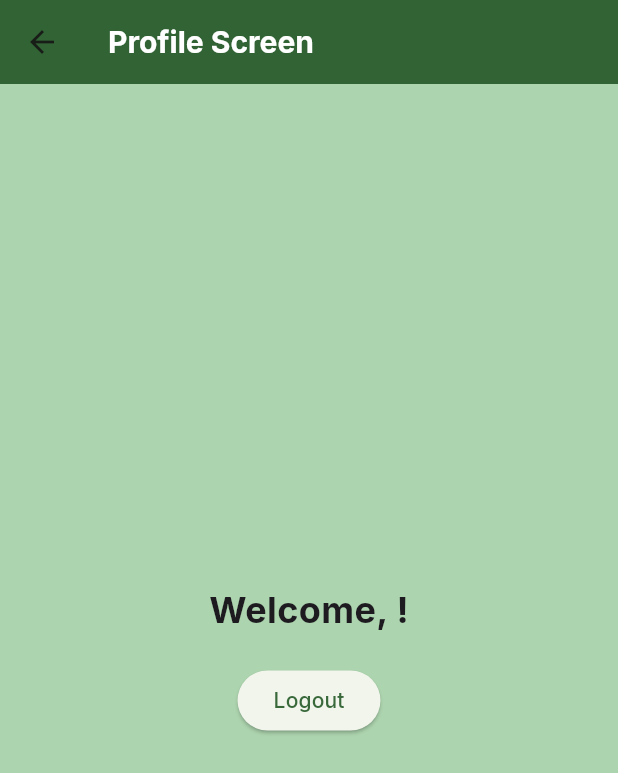
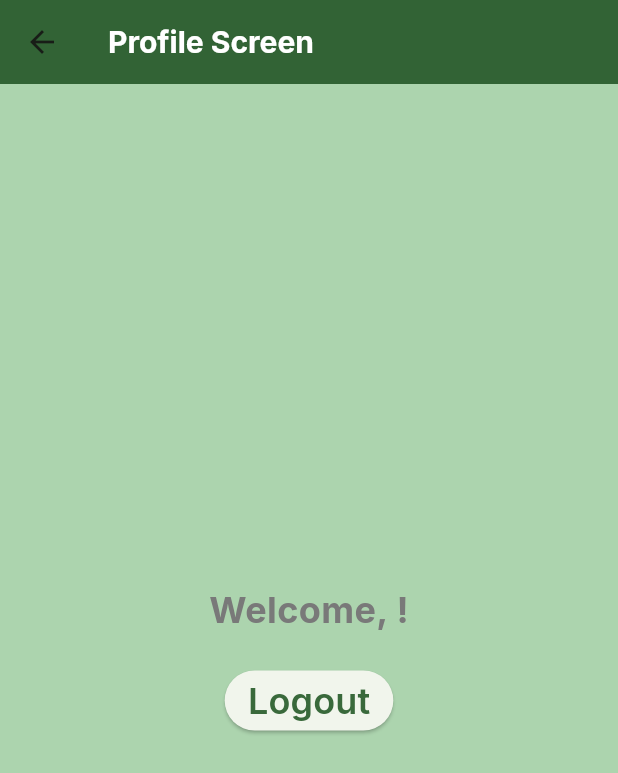
Before and after one commit to sharlenecera/BPToursApp, a Flutter app: the ProfileScreen screen opened directly with empty values, on a phone screen of 412 x 824 dp. Shown: the top 773 px of the screen. Run offline on Flutter 3.47's test engine with Material 3 defaults, Android fonts, the phone set to English and light mode, and no system bars; our stand-ins replace google_fonts.

Commit message:
Added text styles.

```diff
--- a/lib/main.dart
+++ b/lib/main.dart
@@ -11,11 +11,33 @@ final ThemeData appTheme = ThemeData(
   // colorScheme: appTheme.colorScheme.copyWith(secondary: Colors.orange),
   colorScheme:  ColorScheme.fromSeed(seedColor: mainColour),
   scaffoldBackgroundColor: backgroundColour,
-  textTheme: GoogleFonts.interTextTheme(),
-  // textTheme: TextTheme(
-  //   headlineLarge: TextStyle(fontSize: 32.0, fontWeight: FontWeight.bold, color: Colors.black),
-  //   bodyLarge: TextStyle(fontSize: 16.0, color: Colors.black),
-  // ),
+  textTheme: GoogleFonts.interTextTheme(
+    TextTheme(
+      displayLarge: TextStyle(fontSize: 72.0, fontWeight: FontWeight.w800, color: mainColour),
+      displayMedium: TextStyle(fontSize: 48.0, fontWeight: FontWeight.w800, color: mainColour),
+      displaySmall: TextStyle(fontSize: 36.0, fontWeight: FontWeight.w800, color: mainColour),
+
+      headlineLarge: TextStyle(fontSize: 40.0, fontWeight: FontWeight.w700, color: mainColour),
+      headlineMedium: TextStyle(fontSize: 36.0, fontWeight: FontWeight.w700, color: mainColour),
+      headlineSmall: TextStyle(fontSize: 20.0, fontWeight: FontWeight.w600, color: mainColour),
+
+      titleLarge: TextStyle(fontSize: 24.0, fontWeight: FontWeight.w400, color: mainColour),
+      // not using below
+      // titleMedium: TextStyle(fontSize: 32.0, fontWeight: FontWeight.bold, color: mainColour),
+      // titleSmall: TextStyle(fontSize: 32.0, fontWeight: FontWeight.bold, color: mainColour),
+
+      labelLarge: TextStyle(fontSize: 24.0, fontWeight: FontWeight.w600, color: mainColour),
+      labelMedium: TextStyle(fontSize: 22.0, fontWeight: FontWeight.w500, color: mainColour),
+      // use below for links
+      labelSmall: TextStyle(fontSize: 16.0, fontWeight: FontWeight.w800, color: mainColour),
+
+      bodyLarge: TextStyle(fontSize: 16.0, fontWeight: FontWeight.w400, color: mainColour),
+      // use below for text input placeholders
+      bodyMedium: TextStyle(fontSize: 16.0, fontWeight: FontWeight.w400, color: const Color(0xFF797979)),
+      // use below for sub mini titles
+      bodySmall: TextStyle(fontSize: 15.0, fontWeight: FontWeight.w300, color: mainColour),
+    )
+  ),
   buttonTheme: ButtonThemeData(
     buttonColor: mainColour,
     textTheme: ButtonTextTheme.primary,
```
